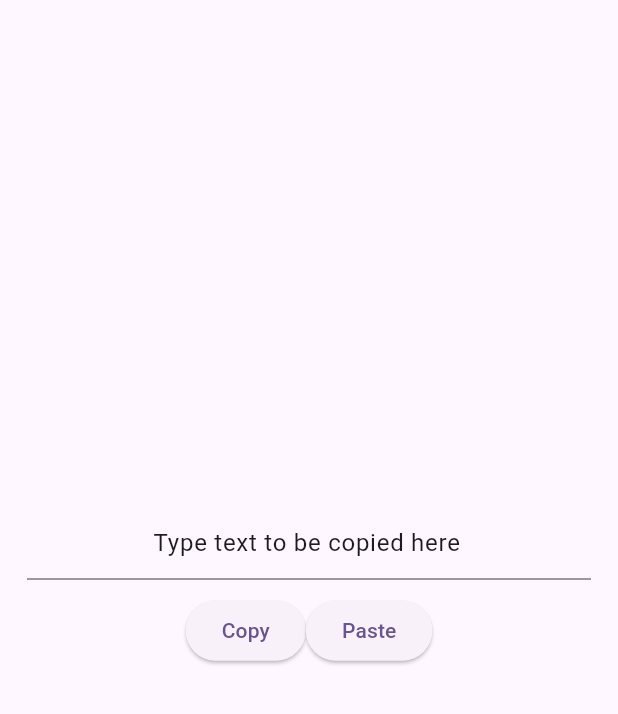
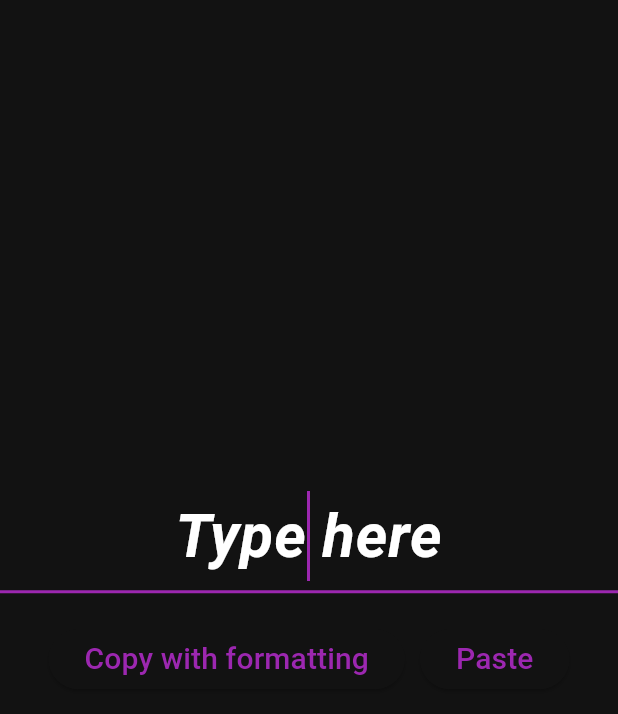
Before and after one commit to renancaraujo/dart_only_plugin_demo, a Flutter app: the screen it shows after launch, on a phone screen of 412 x 824 dp. Shown: the top 714 px of the screen. Run offline on Flutter 3.47's test engine with Material 2 defaults, Android fonts, the phone set to English and light mode, and no system bars; missing offline and left inert: dart:ffi, win32.

Commit message:
last minute stuff

```diff
--- a/lib/main.dart
+++ b/lib/main.dart
@@ -8,23 +8,27 @@ void main() {
 class MyApp extends StatelessWidget {
   const MyApp({super.key});
 
-  // This widget is the root of your application.
   @override
   Widget build(BuildContext context) {
     return MaterialApp(
-      title: 'Flutter Demo',
+      title: 'Pasteboard demo',
       debugShowCheckedModeBanner: false,
+      themeMode: ThemeMode.dark,
       theme: ThemeData(
-        colorScheme: ColorScheme.fromSeed(seedColor: Colors.deepPurple),
+        colorScheme: const ColorScheme.dark(primary: Colors.purple),
         useMaterial3: true,
+        inputDecorationTheme: const InputDecorationTheme(),
       ),
-      home: const MyHomePage(title: 'Flutter Demo Home Page'),
+      home: const MyHomePage(title: 'Pasteboard demo'),
     );
   }
 }
 
 class MyHomePage extends StatefulWidget {
-  const MyHomePage({super.key, required this.title});
+  const MyHomePage({
+    required this.title,
+    super.key,
+  });
 
   final String title;
 
@@ -35,49 +39,38 @@ class MyHomePage extends StatefulWidget {
 class _MyHomePageState extends State<MyHomePage> {
   String prompt = '';
 
-  late final TextEditingController controller = TextEditingController();
+  late final TextEditingController textEditingController =
+      TextEditingController();
 
   late final pasteboard = getPasteboard();
 
   @override
-  void initState() {
-    super.initState();
-    controller.value =
-        const TextEditingValue(text: 'Type text to be copied here');
-  }
-
-  @override
   void dispose() {
     super.dispose();
-    controller.dispose();
-  }
-
-  void handleCopy() {
-    var textToCopy = controller.selection.textInside(controller.text);
-    if (textToCopy.isEmpty) {
-      textToCopy = controller.text;
-    }
-
-    final result = pasteboard.writeString(textToCopy);
-
-    setState(() {
-      prompt = result ? 'Copied "$textToCopy"!' : 'Failed to copy!';
-    });
+    textEditingController.dispose();
   }
 
   void handleCopyHtml() {
-    var textToCopy = controller.selection.textInside(controller.text);
+    final textToCopy = textEditingController.selectedText;
+
     if (textToCopy.isEmpty) {
-      textToCopy = controller.text;
+      return;
     }
 
-    final result = pasteboard.writeHtml("<b>$textToCopy</b>");
+    if (textToCopy.isEmpty) {
+      return;
+    }
+
+    pasteboard.clearContents();
+    final result = pasteboard.writeHtml(
+      '<b><i>$textToCopy</i></b>',
+    );
+    pasteboard.writeString(textToCopy);
 
     setState(() {
       prompt = result ? 'Copied "$textToCopy" as HTML!' : 'Failed to copy!';
     });
   }
-
 
   void handlePaste() {
     final text = pasteboard.readString();
@@ -89,16 +82,7 @@ class _MyHomePageState extends State<MyHomePage> {
       return;
     }
 
-    controller.value = controller.value.copyWith(
-      text: controller.text.replaceRange(
-        controller.selection.start,
-        controller.selection.end,
-        text,
-      ),
-      selection: TextSelection.collapsed(
-        offset: controller.selection.start + text.length,
-      ),
-    );
+    textEditingController.pasteString(text);
 
     setState(() {
       prompt = 'Pasted "$text"!';
@@ -108,35 +92,48 @@ class _MyHomePageState extends State<MyHomePage> {
   @override
   Widget build(BuildContext context) {
     return Scaffold(
-      body: Padding(
-        padding: const EdgeInsets.all(18.0),
-        child: Center(
+      body: Center(
         child: Column(
           mainAxisAlignment: MainAxisAlignment.center,
           children: <Widget>[
-              TextField(
-                controller: controller,
+            ConstrainedBox(
+              constraints: const BoxConstraints(maxWidth: 480),
+              child: TextField(
+                autofocus: true,
+                controller: textEditingController,
                 textAlign: TextAlign.center,
+                decoration: const InputDecoration(
+                  hintText: 'Type here',
                 ),
-              const SizedBox(
-                height: 10,
+                style: const TextStyle(
+                  fontWeight: FontWeight.bold,
+                  fontSize: 40,
+                  fontStyle: FontStyle.italic,
                 ),
+              ),
+            ),
+            const SizedBox(height: 20),
             Row(
-                mainAxisAlignment: MainAxisAlignment.center,
+              mainAxisSize: MainAxisSize.min,
               children: [
                 ElevatedButton(
                   onPressed: handleCopyHtml,
-                    child: const Text('Copy'),
+                  child: const Text(
+                    'Copy with formatting',
+                    style: TextStyle(fontSize: 20),
                   ),
+                ),
+                const SizedBox(width: 10),
                 ElevatedButton(
                   onPressed: handlePaste,
-                    child: const Text('Paste'),
+                  child: const Text(
+                    'Paste',
+                    style: TextStyle(fontSize: 20),
+                  ),
                 ),
               ],
             ),
-              const SizedBox(
-                height: 20,
-              ),
+            const SizedBox(height: 20),
             Text(
               prompt,
               style: Theme.of(context).textTheme.bodyMedium,
@@ -144,6 +141,28 @@ class _MyHomePageState extends State<MyHomePage> {
           ],
         ),
       ),
+    );
+  }
+}
+
+extension on TextEditingController {
+  String get selectedText {
+    var textToCopy = selection.textInside(text);
+    if (textToCopy.isEmpty) {
+      textToCopy = text;
+    }
+    return textToCopy;
+  }
+
+  void pasteString(String text) {
+    value = value.copyWith(
+      text: this.text.replaceRange(
+            selection.start,
+            selection.end,
+            text,
+          ),
+      selection: TextSelection.collapsed(
+        offset: selection.start + text.length,
       ),
     );
   }
--- a/packages/pasteboard_interface/lib/pasteboard_interface.dart
+++ b/packages/pasteboard_interface/lib/pasteboard_interface.dart
@@ -1,7 +1,9 @@
- abstract class PasteboardInterface {
+abstract class PasteboardInterface {
   bool writeString(String string);
 
   String? readString();
 
   bool writeHtml(String htmlBody);
+
+  void clearContents();
 }
--- a/packages/pasteboard_macos/lib/src/pasteboard.dart
+++ b/packages/pasteboard_macos/lib/src/pasteboard.dart
@@ -15,13 +15,13 @@ class PasteboardMacos implements PasteboardInterface {
 
   final NSPasteboard nsPasteboard;
 
+  @override
   void clearContents() {
     nsPasteboard.clearContents();
   }
 
   bool writeStringForType(String string, PasteboardType type) {
     final str = NSString(appKitLib, string);
-    clearContents();
     return nsPasteboard.setString_forType_(str, type.getNSString(appKitLib));
   }
 
--- a/packages/pasteboard_windows/lib/src/formats.dart
+++ b/packages/pasteboard_windows/lib/src/formats.dart
@@ -4,12 +4,9 @@ import 'package:win32/win32.dart';
 final _htmlFormat = RegisterClipboardFormat('HTML Format'.toNativeUtf16());
 
 final class Format {
-
   Format._(this.value);
   static final text = Format._(CF_UNICODETEXT);
   static final html = Format._(_htmlFormat);
 
   final int value;
-
-
 }
--- a/pubspec.yaml
+++ b/pubspec.yaml
@@ -15,7 +15,7 @@ dependencies:
 dev_dependencies:
   flutter_test:
     sdk: flutter
-  flutter_lints: ^2.0.0
+  very_good_analysis: ^5.0.0+1
 
 flutter:
   uses-material-design: true
```
Also changed, not shown: analysis_options.yaml (+2 -26 lines), packages/appkit_bindings/tool/bindings/appkit.yaml (+1 -14 lines), packages/pasteboard_windows/lib/src/pasteboard.dart (+8 -1 lines), pubspec.lock, 49 other files. Lines whose indentation alone changed are shown as unchanged.
